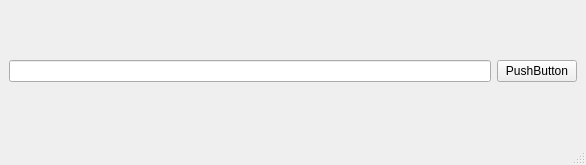
Old version of the form GUI/mainwindow.ui in the repository Bugsfounder/LearningQT.
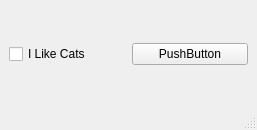
New version of the form.

Commit message: QCheckBox in Qt (CheckBox Button)

```diff
--- a/GUI/mainwindow.ui
+++ b/GUI/mainwindow.ui
@@ -6,8 +6,8 @@
    <rect>
     <x>0</x>
     <y>0</y>
-    <width>586</width>
-    <height>165</height>
+    <width>257</width>
+    <height>130</height>
    </rect>
   </property>
   <property name="windowTitle">
@@ -16,9 +16,9 @@
   <widget class="QWidget" name="centralwidget">
    <layout class="QHBoxLayout" name="horizontalLayout">
     <item>
-     <widget class="QLineEdit" name="lineEdit">
-      <property name="echoMode">
-       <enum>QLineEdit::Password</enum>
+     <widget class="QCheckBox" name="checkBox">
+      <property name="text">
+       <string>I Like Cats</string>
       </property>
      </widget>
     </item>
```
Left out of the diff: 2 changed lines with no effect on the pictures. The commit also changes 1 other file.
